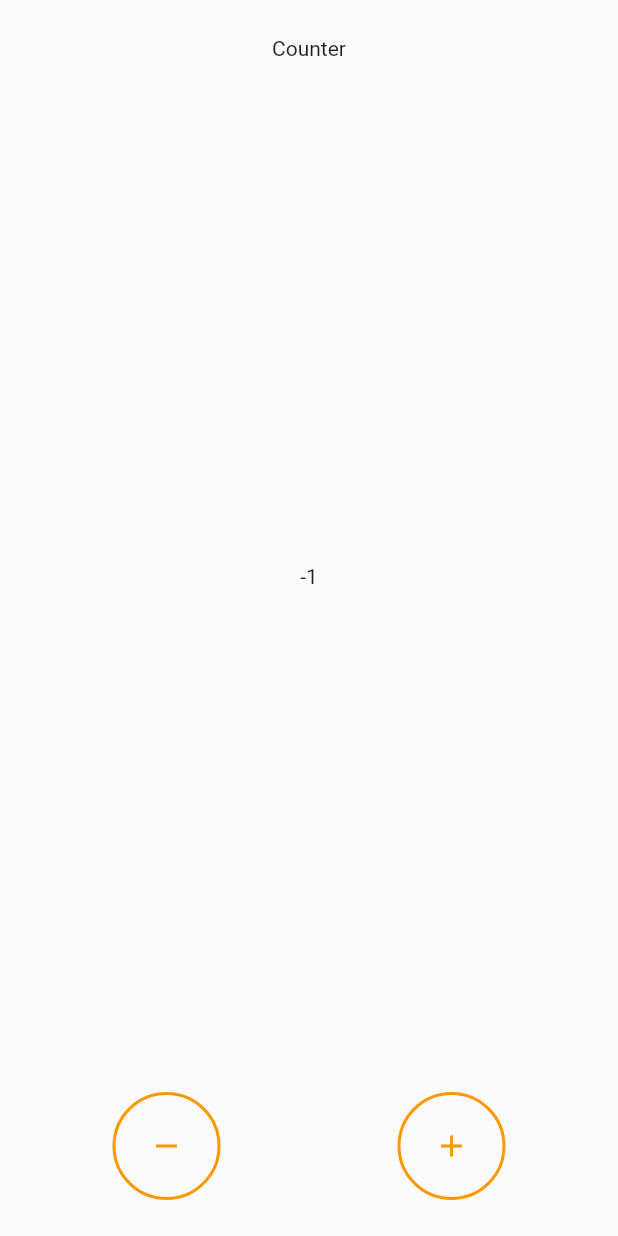
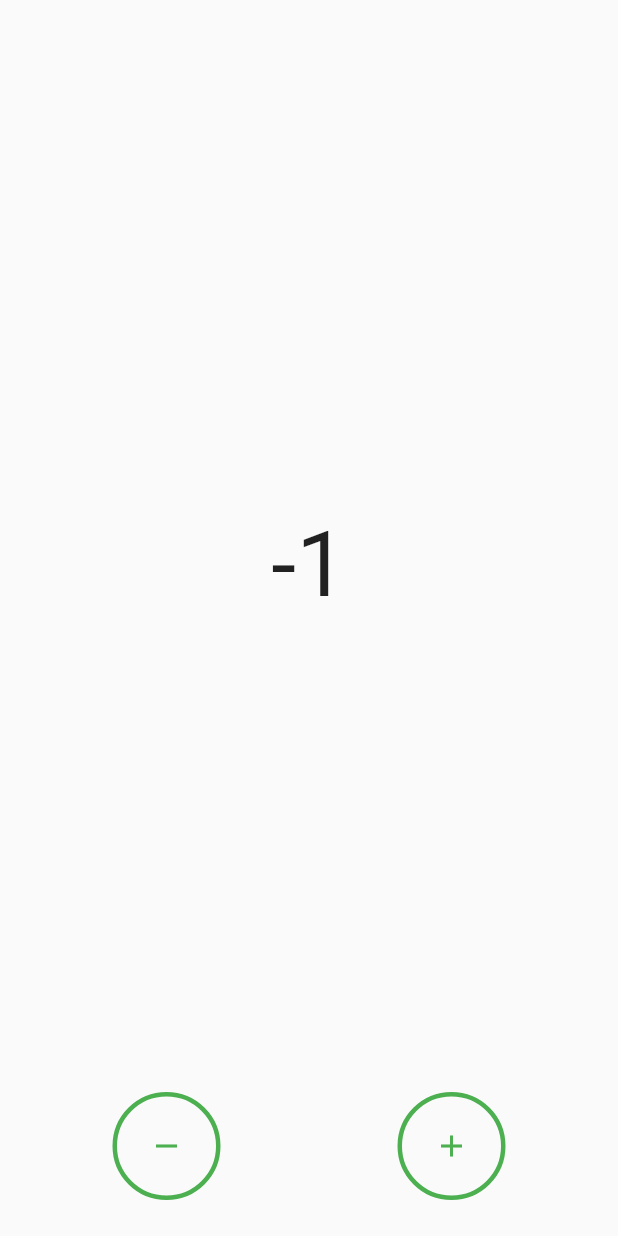
Before and after one commit to epicdevler/Flutter-Counter-App, a Flutter app: the screen it shows after launch, after a tap on the "remove" icon, on a phone screen of 412 x 824 dp. Run offline on Flutter 3.47's test engine with Material 2 defaults, Android fonts, the phone set to English and light mode, and no system bars.

Commit message:
Finished implementing appp ui

```diff
--- a/lib/main.dart
+++ b/lib/main.dart
@@ -37,9 +37,12 @@ class _HomeScreen extends State<StatefulWidget> {
             mainAxisAlignment: MainAxisAlignment.spaceBetween,
             crossAxisAlignment: CrossAxisAlignment.center,
             children: [
-              const Text("Counter"),
+
               Expanded(
-                child: Center(child: Text("${counter}")),
+                child: Center(
+                  child: Text("$counter", style: const TextStyle(
+                    fontSize: 60.0
+                  ),),),
               ),
               Row(mainAxisAlignment: MainAxisAlignment.spaceAround, children: [
                 ElevatedButton(
@@ -49,14 +52,15 @@ class _HomeScreen extends State<StatefulWidget> {
                     });
                   },
                   style: ElevatedButton.styleFrom(
-                    shape: const CircleBorder(side: BorderSide(color: Colors.orange, width: 2.0),),
-                    backgroundColor: Colors.transparent,
-                    elevation: 0,
-                    padding: const EdgeInsets.all(24.0),
+                      backgroundColor: Colors.transparent,
+                      elevation: 0.0,
+                      shape: CircleBorder(
+                          side: BorderSide(width: 3.0, color: Colors.green)),
+                      padding: EdgeInsets.all(24.0)
                   ),
                   child: const Icon(
                     Icons.remove,
-                    color: Colors.orange,
+                    color: Colors.green,
                   ),
                 ),
                 ElevatedButton(
@@ -66,14 +70,15 @@ class _HomeScreen extends State<StatefulWidget> {
                     });
                   },
                   style: ElevatedButton.styleFrom(
-                    shape: const CircleBorder(side: BorderSide(color: Colors.orange, width: 2.0),),
-                    backgroundColor: Colors.transparent,
-                    elevation: 0,
-                    padding: const EdgeInsets.all(24.0),
+                      backgroundColor: Colors.transparent,
+                      elevation: 0.0,
+                      shape: const CircleBorder(
+                          side: BorderSide(width: 3.0, color: Colors.green)),
+                      padding: const EdgeInsets.all(24.0)
                   ),
                   child: const Icon(
                     Icons.add,
-                    color: Colors.orange,
+                    color: Colors.green,
                   ),
                 ),
               ]),
```
